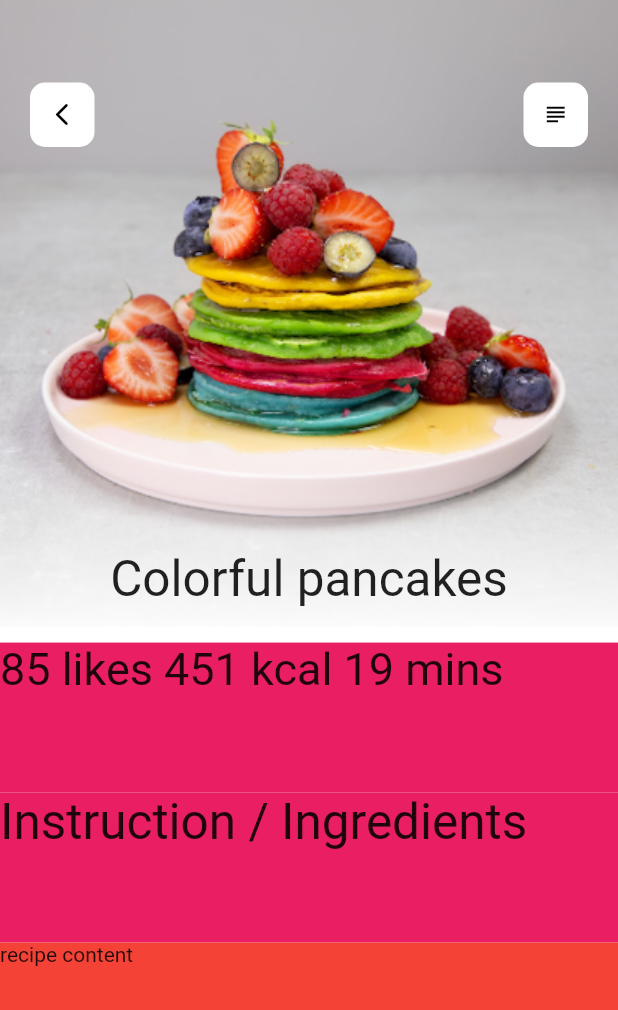
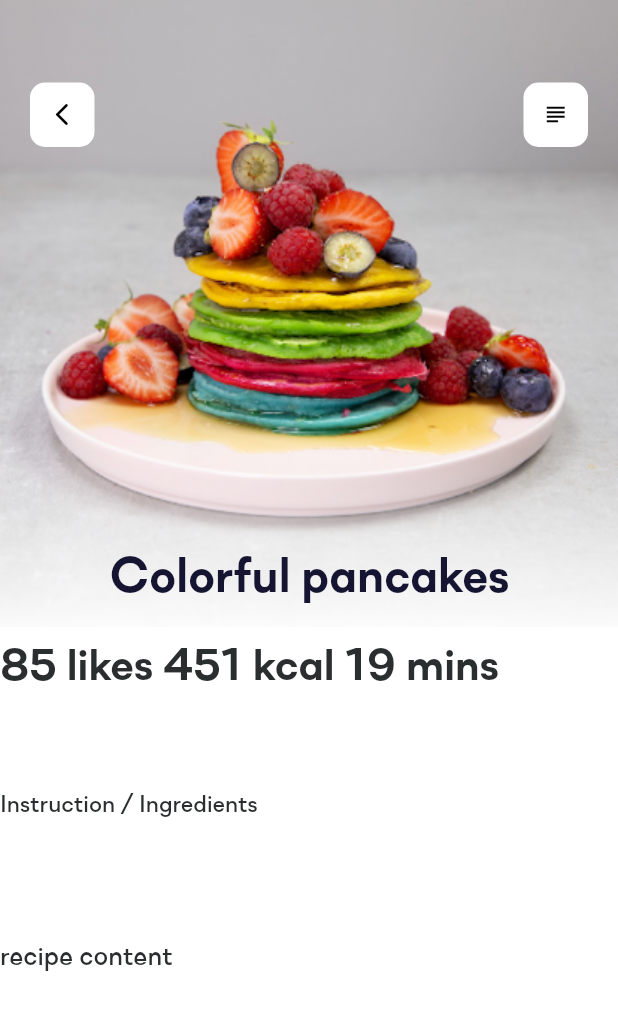
Before and after one commit to Grrravity/RecipeTest, a Flutter app: the screen it shows after launch, on a phone screen of 412 x 824 dp. Shown: the top 1010 px of the screen. Run offline on Flutter 3.47's test engine with Material 2 defaults, Android fonts, the phone set to English and light mode, and no system bars; our stand-ins replace bloc, dartz, equatable, flutter_bloc, get_it, internet_connection_checker.

Commit message:
Created app theming > Added fonts > Added main text style > Added main colors > Updated views to use Theme

```diff
--- /dev/null
+++ b/lib/core/utils/theme.dart
@@ -0,0 +1,88 @@
+import 'package:flutter/material.dart';
+
+const Color PrimaryColor = const Color(0xFFFFFFFF);
+const Color SecondaryColor = const Color(0xFF20CAD1);
+const Color Background = const Color(0xFFFFFFFF);
+
+const Color PrimaryTextColor = const Color(0xFF161531);
+const Color SecondaryTextColor = const Color(0xFF2A2E2E);
+const Color LightTextColor = const Color(0xFF626C72);
+
+const String MainText = "SSN-Medium";
+const String RomanText = "SSN-Roman";
+const String BoldText = "SSN-Bold";
+
+const TextStyle Title1 = TextStyle(
+  fontFamily: BoldText,
+  fontSize: 33,
+  color: PrimaryTextColor,
+);
+
+const TextStyle Title2 = TextStyle(
+  fontFamily: BoldText,
+  fontSize: 30,
+  color: SecondaryTextColor,
+);
+const TextStyle Title3 = TextStyle(
+  fontFamily: BoldText,
+  fontSize: 28,
+  color: SecondaryColor,
+);
+const TextStyle Subtitle = TextStyle(
+  fontFamily: RomanText,
+  fontSize: 16,
+  color: SecondaryTextColor,
+);
+const TextStyle Legend = TextStyle(
+  fontFamily: MainText,
+  fontSize: 10,
+  color: PrimaryTextColor,
+);
+const TextStyle Body1 = TextStyle(
+  fontFamily: MainText,
+  fontSize: 18,
+  color: SecondaryTextColor,
+);
+const TextStyle Body1Light = TextStyle(
+  fontFamily: MainText,
+  fontSize: 14,
+  color: LightTextColor,
+);
+const TextStyle Button = TextStyle(
+  fontFamily: MainText,
+  fontSize: 16,
+  color: SecondaryTextColor,
+);
+
+class MyTheme {
+  static final ThemeData defaultTheme = _buildLightTheme();
+
+  static ThemeData _buildLightTheme() {
+    final ThemeData base = ThemeData.light();
+
+    return base.copyWith(
+        accentColor: PrimaryColor,
+        accentColorBrightness: Brightness.dark,
+        primaryColor: PrimaryColor,
+        primaryColorBrightness: Brightness.dark,
+        buttonTheme: base.buttonTheme.copyWith(
+          buttonColor: PrimaryColor,
+          textTheme: ButtonTextTheme.primary,
+        ),
+        scaffoldBackgroundColor: Background,
+        cardColor: Background,
+        backgroundColor: Background,
+        buttonColor: PrimaryColor,
+        iconTheme: base.iconTheme.copyWith(color: PrimaryColor),
+        textTheme: base.textTheme.copyWith(
+          headline4: base.textTheme.headline4!.merge(Title1),
+          headline5: base.textTheme.headline5!.merge(Title2),
+          headline6: base.textTheme.headline6!.merge(Title3),
+          subtitle1: base.textTheme.subtitle1!.merge(Subtitle),
+          bodyText1: base.textTheme.bodyText1!.merge(Body1),
+          bodyText2: base.textTheme.bodyText2!.merge(Body1Light),
+          button: base.textTheme.button!.merge(Button),
+          caption: base.textTheme.caption!.merge(Legend),
+        ));
+  }
+}
--- a/lib/features/pancake_app/views/components/display/detail_display.dart
+++ b/lib/features/pancake_app/views/components/display/detail_display.dart
@@ -24,24 +24,27 @@ class DetailWidget extends StatelessWidget {
                 padding: const EdgeInsets.only(bottom: 23),
                 child: Text(
                   "Colorful pancakes",
-                  style: TextStyle(fontSize: 33),
+                  style: Theme.of(context).textTheme.headline4,
                 ),
               )),
         ),
         Container(
           height: 100,
-          color: Colors.pink,
-          child:
-              Text("85 likes 451 kcal 19 mins", style: TextStyle(fontSize: 30)),
+          color: Colors.white,
+          child: Text("85 likes 451 kcal 19 mins",
+              style: Theme.of(context).textTheme.headline5),
         ),
         Container(
           height: 100,
-          color: Colors.pink,
-          child:
-              Text("Instruction / Ingredients", style: TextStyle(fontSize: 33)),
+          color: Colors.white,
+          child: Text("Instruction / Ingredients",
+              style: Theme.of(context).textTheme.button),
         ),
         Container(
-            height: 220, color: Colors.red, child: Text("recipe content")),
+            height: 220,
+            color: Colors.white,
+            child: Text("recipe content",
+                style: Theme.of(context).textTheme.bodyText1)),
       ],
     );
   }
--- a/lib/injection_container.dart
+++ b/lib/injection_container.dart
@@ -4,6 +4,7 @@ import 'package:pancakeapp/features/pancake_app/views/bloc/pancake_bloc/pancake_
 
 import 'core/network/network_info.dart';
 import 'core/utils/converter.dart';
+import 'core/utils/theme.dart';
 
 final sl = GetIt.instance;
 
@@ -15,6 +16,7 @@ Future<void> init() async {
   // Core
   sl.registerLazySingleton(() => Converter());
   sl.registerLazySingleton<NetworkInfo>(() => NetworkInfoImpl(sl()));
+  sl.registerLazySingleton(() => MyTheme());
   //! External
   sl.registerLazySingleton(() => InternetConnectionChecker());
 }
--- a/lib/main.dart
+++ b/lib/main.dart
@@ -1,4 +1,5 @@
 import 'package:flutter/material.dart';
+import 'package:pancakeapp/core/utils/theme.dart';
 
 import 'features/pancake_app/views/screens/panecake_app.dart';
 import 'injection_container.dart' as inj;
@@ -14,9 +15,7 @@ class PancakeApp extends StatelessWidget {
   @override
   Widget build(BuildContext context) {
     return MaterialApp(
-        theme: ThemeData(
-          accentColor: Colors.white10,
-        ),
+        theme: MyTheme.defaultTheme.copyWith(),
         debugShowCheckedModeBanner: false,
         home: Scaffold(body: PancakeLanding()));
   }
```
Also changed, not shown: pubspec.yaml (+10 -12 lines), fonts/SoinSansNeue-Bold.otf (added), fonts/SoinSansNeue-Medium.otf (added), fonts/SoinSansNeue-Roman.otf (added).
